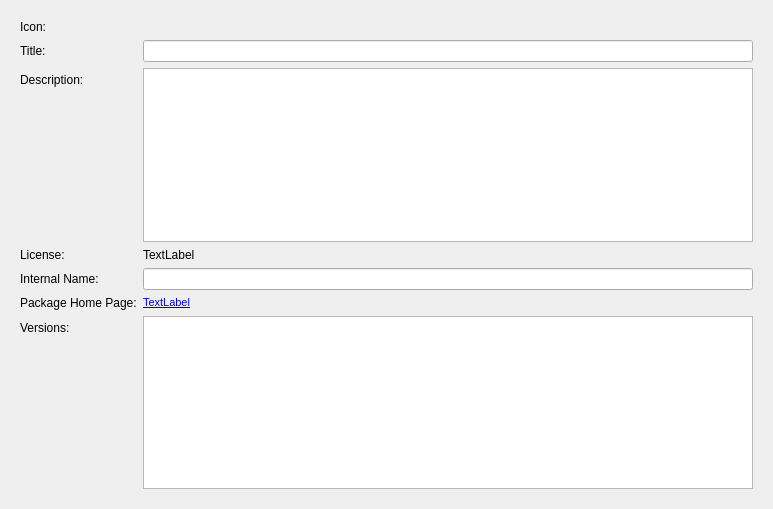
The window that wpmcpp/packageframe.ui (npackd/npackd) describes before a commit, drawn with Qt 5.
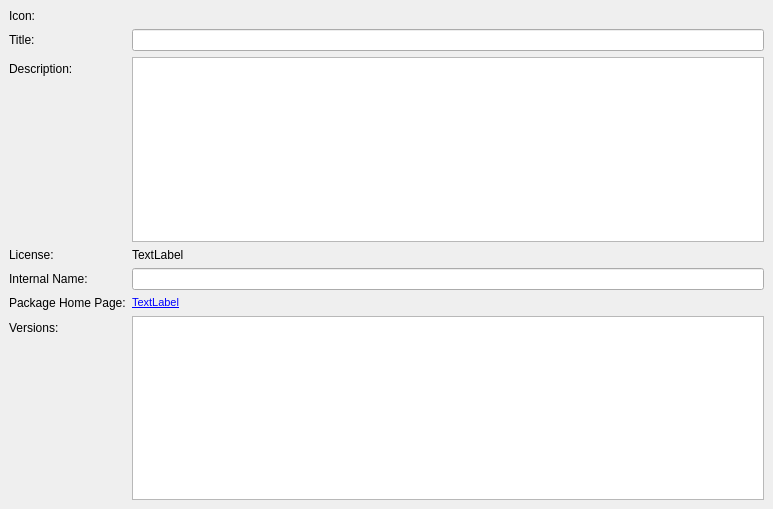
The same window after the commit.

```diff
--- a/wpmcpp/packageframe.ui
+++ b/wpmcpp/packageframe.ui
@@ -23,6 +23,9 @@
    <number>0</number>
   </property>
   <layout class="QHBoxLayout" name="horizontalLayout">
+   <property name="margin">
+    <number>0</number>
+   </property>
    <item>
     <widget class="QScrollArea" name="scrollArea">
      <property name="frameShape">
@@ -36,8 +39,8 @@
        <rect>
         <x>0</x>
         <y>0</y>
-        <width>755</width>
-        <height>491</height>
+        <width>773</width>
+        <height>509</height>
        </rect>
       </property>
       <layout class="QFormLayout" name="formLayout">
```
